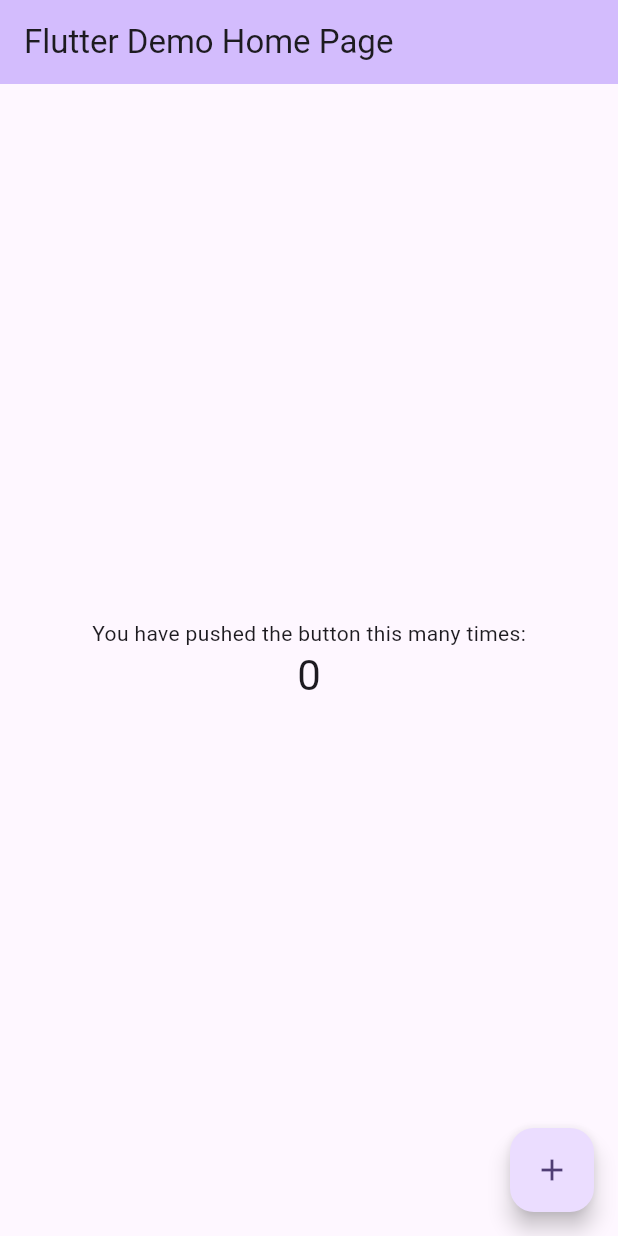
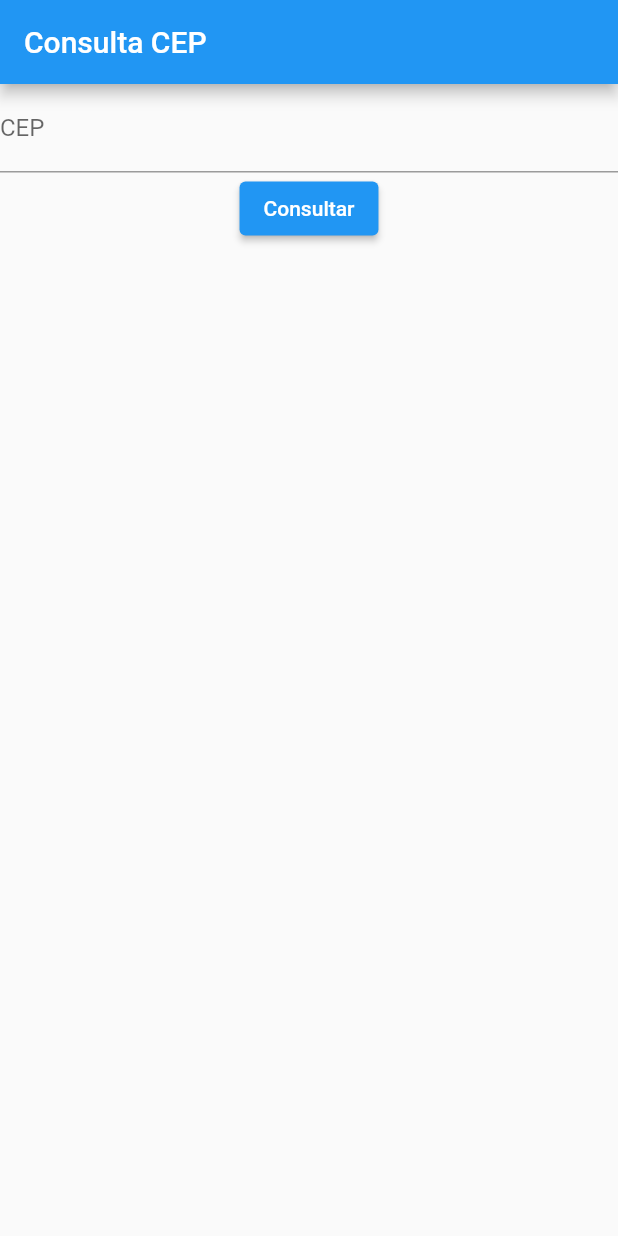
Before and after one commit to harcanjo/dio-flutter-viacep, a Flutter app: the screen it shows after launch, on a phone screen of 412 x 824 dp. Run offline on Flutter 3.47's test engine with Material 2 defaults, Android fonts, the phone set to English and light mode, and no system bars.

Commit message:
interface e consulta viacep

```diff
--- a/lib/main.dart
+++ b/lib/main.dart
@@ -1,125 +1,101 @@
 import 'package:flutter/material.dart';
+import 'package:http/http.dart' as http;
+import 'dart:convert';
 
-void main() {
-  runApp(const MyApp());
+Future<Map<String, dynamic>> consultarCep(String cep) async {
+  final response =
+      await http.get(Uri.parse('https://viacep.com.br/ws/$cep/json/'));
+  if (response.statusCode == 200) {
+    return jsonDecode(response.body);
+  } else {
+    throw Exception('Falha ao consultar o CEP');
+  }
 }
+
+void main() => runApp(const MyApp());
 
 class MyApp extends StatelessWidget {
   const MyApp({super.key});
 
-  // This widget is the root of your application.
   @override
   Widget build(BuildContext context) {
-    return MaterialApp(
-      title: 'Flutter Demo',
-      theme: ThemeData(
-        // This is the theme of your application.
-        //
-        // TRY THIS: Try running your application with "flutter run". You'll see
-        // the application has a blue toolbar. Then, without quitting the app,
-        // try changing the seedColor in the colorScheme below to Colors.green
-        // and then invoke "hot reload" (save your changes or press the "hot
-        // reload" button in a Flutter-supported IDE, or press "r" if you used
-        // the command line to start the app).
-        //
-        // Notice that the counter didn't reset back to zero; the application
-        // state is not lost during the reload. To reset the state, use hot
-        // restart instead.
-        //
-        // This works for code too, not just values: Most code changes can be
-        // tested with just a hot reload.
-        colorScheme: ColorScheme.fromSeed(seedColor: Colors.deepPurple),
-        useMaterial3: true,
-      ),
-      home: const MyHomePage(title: 'Flutter Demo Home Page'),
+    return const MaterialApp(
+      title: 'Consulta CEP',
+      home: MyHomePage(key: Key('my_home_page'), title: 'Consulta CEP'),
     );
   }
 }
 
 class MyHomePage extends StatefulWidget {
-  const MyHomePage({super.key, required this.title});
-
-  // This widget is the home page of your application. It is stateful, meaning
-  // that it has a State object (defined below) that contains fields that affect
-  // how it looks.
-
-  // This class is the configuration for the state. It holds the values (in this
-  // case the title) provided by the parent (in this case the App widget) and
-  // used by the build method of the State. Fields in a Widget subclass are
-  // always marked "final".
+  const MyHomePage({required Key key, required this.title}) : super(key: key);
 
   final String title;
 
   @override
-  State<MyHomePage> createState() => _MyHomePageState();
+  _MyHomePageState createState() => _MyHomePageState();
 }
 
 class _MyHomePageState extends State<MyHomePage> {
-  int _counter = 0;
-
-  void _incrementCounter() {
-    setState(() {
-      // This call to setState tells the Flutter framework that something has
-      // changed in this State, which causes it to rerun the build method below
-      // so that the display can reflect the updated values. If we changed
-      // _counter without calling setState(), then the build method would not be
-      // called again, and so nothing would appear to happen.
-      _counter++;
-    });
-  }
+  final _formKey = GlobalKey<FormState>();
+  final _cepController = TextEditingController();
 
   @override
   Widget build(BuildContext context) {
-    // This method is rerun every time setState is called, for instance as done
-    // by the _incrementCounter method above.
-    //
-    // The Flutter framework has been optimized to make rerunning build methods
-    // fast, so that you can just rebuild anything that needs updating rather
-    // than having to individually change instances of widgets.
     return Scaffold(
       appBar: AppBar(
-        // TRY THIS: Try changing the color here to a specific color (to
-        // Colors.amber, perhaps?) and trigger a hot reload to see the AppBar
-        // change color while the other colors stay the same.
-        backgroundColor: Theme.of(context).colorScheme.inversePrimary,
-        // Here we take the value from the MyHomePage object that was created by
-        // the App.build method, and use it to set our appbar title.
         title: Text(widget.title),
       ),
-      body: Center(
-        // Center is a layout widget. It takes a single child and positions it
-        // in the middle of the parent.
+      body: Form(
+        key: _formKey,
         child: Column(
-          // Column is also a layout widget. It takes a list of children and
-          // arranges them vertically. By default, it sizes itself to fit its
-          // children horizontally, and tries to be as tall as its parent.
-          //
-          // Column has various properties to control how it sizes itself and
-          // how it positions its children. Here we use mainAxisAlignment to
-          // center the children vertically; the main axis here is the vertical
-          // axis because Columns are vertical (the cross axis would be
-          // horizontal).
-          //
-          // TRY THIS: Invoke "debug painting" (choose the "Toggle Debug Paint"
-          // action in the IDE, or press "p" in the console), to see the
-          // wireframe for each widget.
-          mainAxisAlignment: MainAxisAlignment.center,
           children: <Widget>[
-            const Text(
-              'You have pushed the button this many times:',
+            TextFormField(
+              controller: _cepController,
+              decoration: const InputDecoration(labelText: 'CEP'),
+              keyboardType: TextInputType.number,
+              validator: (value) {
+                if (value == null || value.isEmpty) {
+                  return 'Por favor, insira o CEP';
+                }
+                if (!RegExp(r'^[0-9]{5}-[0-9]{3}$').hasMatch(value)) {
+                  return 'Por favor, insira um CEP válido';
+                }
+                return null;
+              },
             ),
-            Text(
-              '$_counter',
-              style: Theme.of(context).textTheme.headlineMedium,
+            ElevatedButton(
+              onPressed: () async {
+                if (_formKey.currentState?.validate() == true) {
+                  try {
+                    final endereco = await consultarCep(_cepController.text);
+                    if (endereco['localidade'] == null) {
+                      // Trate o erro aqui
+                      // Exemplo: exibir uma mensagem de erro
+                      ScaffoldMessenger.of(context).showSnackBar(
+                        SnackBar(content: Text('CEP não encontrado')),
+                      );
+                    } else {
+                      // Use os dados do endereço aqui
+                      // Exemplo: exibir o nome da cidade
+                      ScaffoldMessenger.of(context).showSnackBar(
+                        SnackBar(
+                            content: Text('Cidade: ${endereco['localidade']}')),
+                      );
+                    }
+                  } catch (e) {
+                    // Trate o erro aqui
+                    // Exemplo: exibir uma mensagem de erro
+                    ScaffoldMessenger.of(context).showSnackBar(
+                      SnackBar(content: Text('CEP não encontrado')),
+                    );
+                  }
+                }
+              },
+              child: Text('Consultar'),
             ),
           ],
         ),
       ),
-      floatingActionButton: FloatingActionButton(
-        onPressed: _incrementCounter,
-        tooltip: 'Increment',
-        child: const Icon(Icons.add),
-      ), // This trailing comma makes auto-formatting nicer for build methods.
     );
   }
 }
--- a/pubspec.yaml
+++ b/pubspec.yaml
@@ -35,6 +35,7 @@ dependencies:
   # The following adds the Cupertino Icons font to your application.
   # Use with the CupertinoIcons class for iOS style icons.
   cupertino_icons: ^1.0.2
+  http: ^0.13.4
 
 dev_dependencies:
   flutter_test:
```
Also changed, not shown: pubspec.lock, 1 other file.
